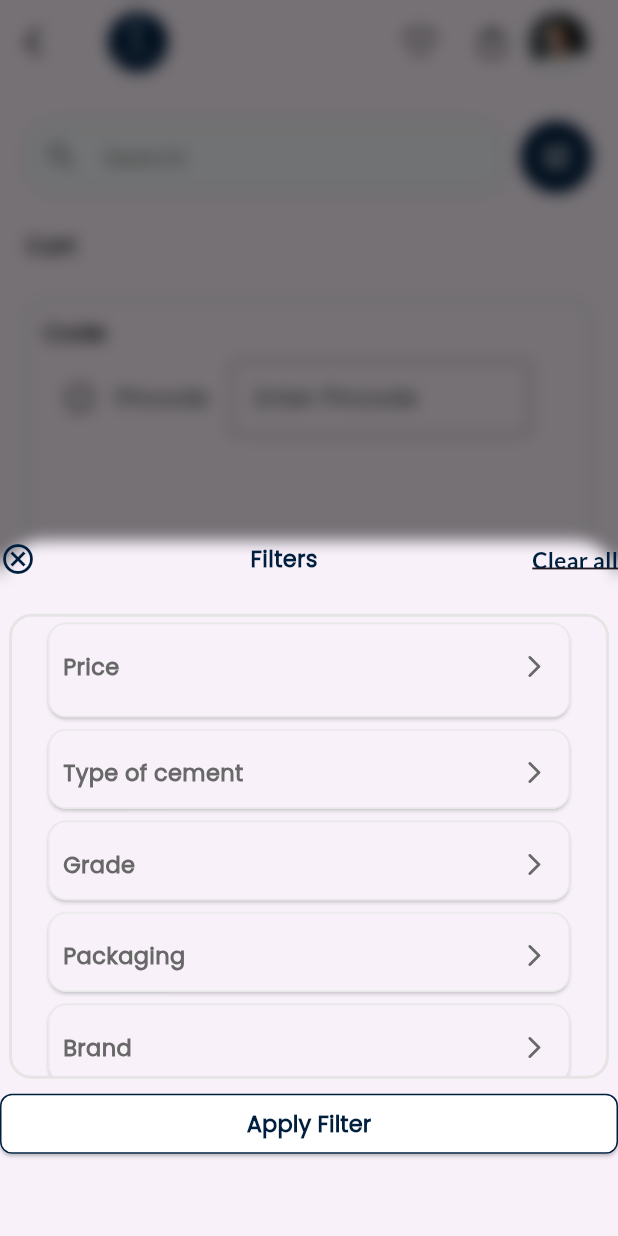
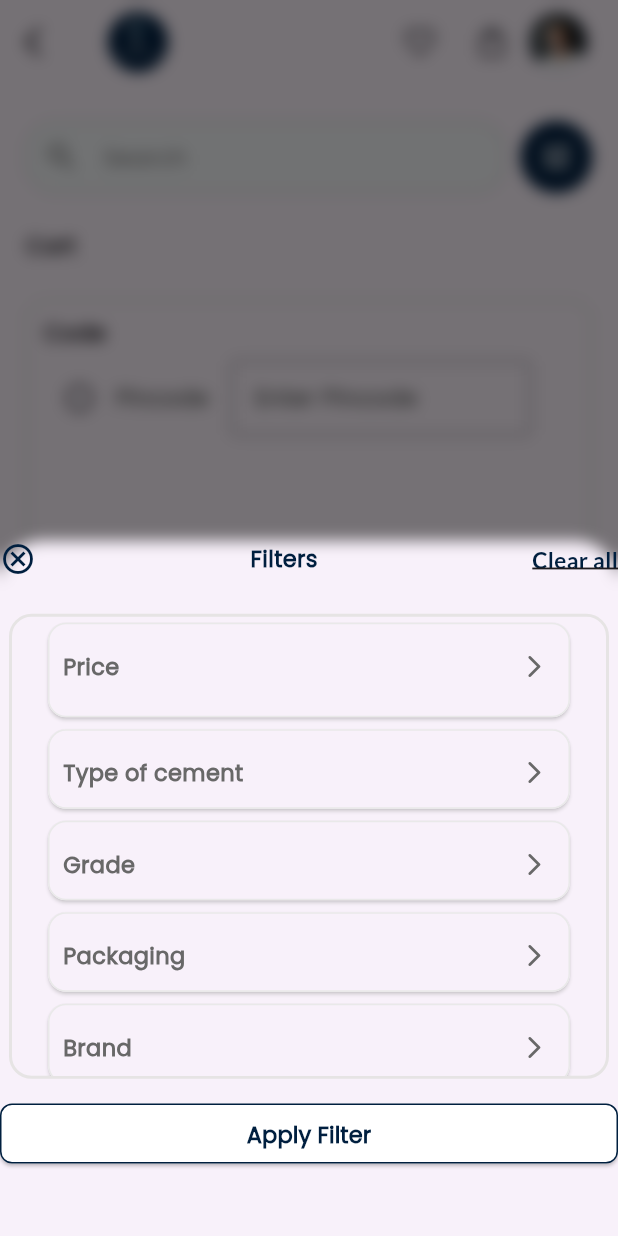
Before and after one commit to manojm1992/cement_app, a Flutter app: the CartPage screen opened directly, after a tap on the "tune" icon, on a phone screen of 412 x 824 dp. Run offline on Flutter 3.47's test engine with Material 3 defaults, Android fonts, the light colour scheme and no system bars; our stand-ins replace animate_do, carousel_slider, flutter_advanced_drawer, font_awesome_flutter, get, google_fonts and 1 more; missing offline and left inert: another_stepper, simple_animation_progress_bar.

Commit message:
added new correction

```diff
--- a/lib/Product_model/Order_Tracking_Page/order_page.dart
+++ b/lib/Product_model/Order_Tracking_Page/order_page.dart
@@ -92,7 +92,7 @@ class _OrderPageState extends State<OrderPage> {
         ],
       ),
       body: Padding(
-        padding: const EdgeInsets.only(left: 17, right: 17),
+        padding: const EdgeInsets.only(left: 17, right: 17,bottom: 20),
         child: SingleChildScrollView(
           child: Column(
             children: [
@@ -284,7 +284,7 @@ class _OrderPageState extends State<OrderPage> {
                                       context,
                                       MaterialPageRoute(
                                           builder: (context) =>
-                                              OrderScreenPage()));
+                                              const OrderScreenPage()));
                                 },
                                 icon: const Icon(
                                   Icons.arrow_forward,
--- a/lib/Product_model/Order_Tracking_Page/order_tracking.dart
+++ b/lib/Product_model/Order_Tracking_Page/order_tracking.dart
@@ -186,7 +186,7 @@ class _OrderTrackingPageState extends State<OrderTrackingPage> {
         ],
       ),
       body: Padding(
-        padding: const EdgeInsets.only(left: 17, right: 17),
+        padding: const EdgeInsets.only(left: 17, right: 17,bottom: 20),
         child: SingleChildScrollView(
           child: Column(
             children: [
--- a/lib/Screens/Cart/cart.dart
+++ b/lib/Screens/Cart/cart.dart
@@ -79,7 +79,7 @@ class _CartPageState extends State<CartPage> {
       ),
       body: SingleChildScrollView(
         child: Padding(
-          padding: const EdgeInsets.only(left: 17, right: 17),
+          padding: const EdgeInsets.only(left: 17, right: 17, bottom: 20),
           child: Column(
             children: [
               SizedBox(
@@ -1033,25 +1033,29 @@ class _CartPageState extends State<CartPage> {
                   ),
                 ],
               ),
-              Padding(
-                padding: const EdgeInsets.only(top: 40, left: 20, right: 20),
-                child: SizedBox(
-                  height: 50,
+              SizedBox(
+                height: MediaQuery.of(context).size.height * 0.02,
+              ),
+              SizedBox(
+                height: 40,
                 width: double.infinity,
                 child: ElevatedButton(
                   style: ButtonStyle(
-                      backgroundColor: MaterialStateProperty.all<Color>(
+                    backgroundColor: WidgetStateProperty.all<Color>(
                       isPressed ? BOLD : Colors.white,
                     ),
-                      shape: const MaterialStatePropertyAll(
+                    shape: const WidgetStatePropertyAll(
                       RoundedRectangleBorder(
                         borderRadius: BorderRadius.all(
                           Radius.circular(8),
                         ),
                       ),
                     ),
-                      side: MaterialStateProperty.all<BorderSide>(
+                    side: WidgetStateProperty.all<BorderSide>(
                       const BorderSide(color: BOLD, width: 1.0),
+                    ),
+                    padding: WidgetStateProperty.all<EdgeInsetsGeometry>(
+                      const EdgeInsets.symmetric(vertical: 10, horizontal: 20),
                     ),
                   ),
                   onPressed: () {
@@ -1074,7 +1078,7 @@ class _CartPageState extends State<CartPage> {
                   ),
                 ),
               ),
-              ),
+
             ],
           ),
         ),
--- a/lib/Screens/Orders_Screen/oders_screen.dart
+++ b/lib/Screens/Orders_Screen/oders_screen.dart
@@ -58,7 +58,7 @@ class _OrdersScreenState extends State<OrdersScreen> {
       ),
       body: SingleChildScrollView(
         child: Padding(
-          padding: const EdgeInsets.only(left: 17, right: 17),
+          padding: const EdgeInsets.only(left: 17, right: 17,bottom: 20),
           child: Column(
             children: [
               SizedBox(
--- a/lib/Screens/bottom_drawer.dart
+++ b/lib/Screens/bottom_drawer.dart
@@ -749,26 +749,29 @@ class _BottomDrawerContentState extends State<BottomDrawerContent> {
               ),
             ),
           ),
-          const SizedBox(
-            height: 10,
+           SizedBox(
+            height: MediaQuery.of(context).size.height*0.02,
           ),
           SizedBox(
             height: 40,
-            width: double.infinity,
+             width: double.infinity,
             child: ElevatedButton(
               style: ButtonStyle(
-                backgroundColor: MaterialStateProperty.all<Color>(
+                backgroundColor: WidgetStateProperty.all<Color>(
                   isPressed ? BOLD : Colors.white,
                 ),
-                shape: const MaterialStatePropertyAll(
+                shape: const WidgetStatePropertyAll(
                   RoundedRectangleBorder(
                     borderRadius: BorderRadius.all(
                       Radius.circular(8),
                     ),
                   ),
                 ),
-                side: MaterialStateProperty.all<BorderSide>(
+                side: WidgetStateProperty.all<BorderSide>(
                   const BorderSide(color: BOLD, width: 1.0),
+                ),
+                padding: WidgetStateProperty.all<EdgeInsetsGeometry>(
+                  const EdgeInsets.symmetric(vertical: 10, horizontal: 20),
                 ),
               ),
               onPressed: () {
--- a/lib/Screens/login_screen.dart
+++ b/lib/Screens/login_screen.dart
@@ -104,7 +104,7 @@ class _LoginScreenState extends State<LoginScreen> {
               ),
               Row(
                 children: [
-Text("rrrr"),
+
                   Expanded(
                     flex: 1,
                     child: Checkbox(
```
Also changed, not shown: lib/Product_model/Order_Tracking_Page/order_page_2.dart (+8 -5 lines), lib/Screens/Profile_Screen/profile_screen.dart (+14 -8 lines), lib/Screens/Shipping/order_confirmed.dart (+4 -4 lines), lib/Screens/Shipping/shipping_delivery.dart (+13 -12 lines), lib/Screens/Shipping/shipping_store.dart (+5 -5 lines). Lines whose indentation alone changed are shown as unchanged.
